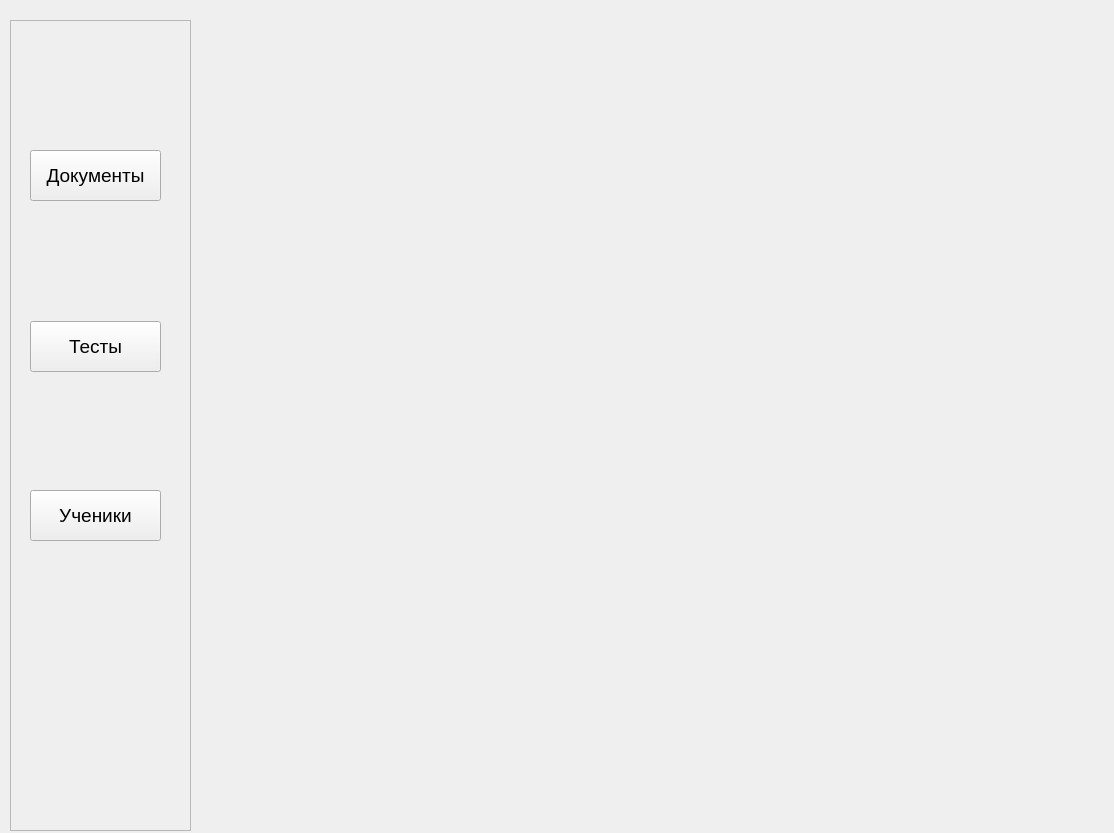
Before: the Qt Designer form instructor.ui in serluk/GUI_python, drawn with Qt 5.
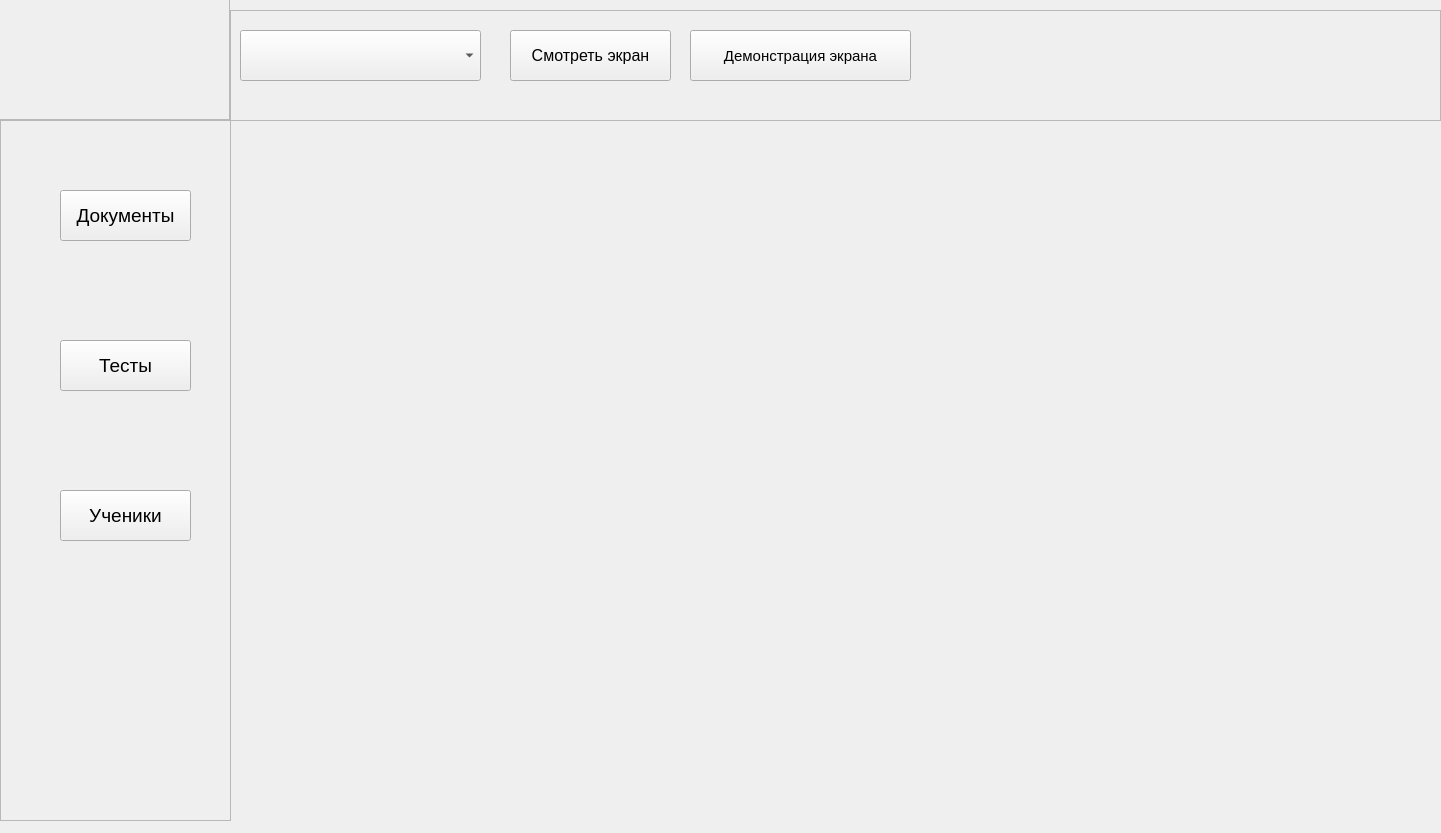
After: the same form once the commit is applied.

What changed in the file:
```diff
--- a/instructor.ui
+++ b/instructor.ui
@@ -6,7 +6,7 @@
    <rect>
     <x>0</x>
     <y>0</y>
-    <width>1114</width>
+    <width>1441</width>
     <height>833</height>
    </rect>
   </property>
@@ -22,10 +22,10 @@
   <widget class="QFrame" name="frame">
    <property name="geometry">
     <rect>
-     <x>10</x>
-     <y>20</y>
-     <width>181</width>
-     <height>811</height>
+     <x>0</x>
+     <y>120</y>
+     <width>231</width>
+     <height>701</height>
     </rect>
    </property>
    <property name="frameShape">
@@ -34,11 +34,14 @@
    <property name="frameShadow">
     <enum>QFrame::Raised</enum>
    </property>
+   <property name="lineWidth">
+    <number>2</number>
+   </property>
    <widget class="QPushButton" name="doc_button">
     <property name="geometry">
      <rect>
-      <x>20</x>
-      <y>130</y>
+      <x>60</x>
+      <y>70</y>
       <width>131</width>
       <height>51</height>
      </rect>
@@ -55,8 +58,8 @@
    <widget class="QPushButton" name="test_button">
     <property name="geometry">
      <rect>
-      <x>20</x>
-      <y>301</y>
+      <x>60</x>
+      <y>220</y>
       <width>131</width>
       <height>51</height>
      </rect>
@@ -73,8 +76,8 @@
    <widget class="QPushButton" name="student_button">
     <property name="geometry">
      <rect>
-      <x>20</x>
-      <y>470</y>
+      <x>60</x>
+      <y>370</y>
       <width>131</width>
       <height>51</height>
      </rect>
@@ -89,6 +92,84 @@
     </property>
    </widget>
   </widget>
+  <widget class="QFrame" name="frame_2">
+   <property name="geometry">
+    <rect>
+     <x>-1</x>
+     <y>-1</y>
+     <width>231</width>
+     <height>121</height>
+    </rect>
+   </property>
+   <property name="frameShape">
+    <enum>QFrame::StyledPanel</enum>
+   </property>
+   <property name="frameShadow">
+    <enum>QFrame::Raised</enum>
+   </property>
+  </widget>
+  <widget class="QFrame" name="frame_3">
+   <property name="geometry">
+    <rect>
+     <x>230</x>
+     <y>10</y>
+     <width>1211</width>
+     <height>111</height>
+    </rect>
+   </property>
+   <property name="frameShape">
+    <enum>QFrame::StyledPanel</enum>
+   </property>
+   <property name="frameShadow">
+    <enum>QFrame::Raised</enum>
+   </property>
+   <widget class="QComboBox" name="comboBox">
+    <property name="geometry">
+     <rect>
+      <x>10</x>
+      <y>20</y>
+      <width>241</width>
+      <height>51</height>
+     </rect>
+    </property>
+   </widget>
+   <widget class="QPushButton" name="pushButton">
+    <property name="geometry">
+     <rect>
+      <x>280</x>
+      <y>20</y>
+      <width>161</width>
+      <height>51</height>
+     </rect>
+    </property>
+    <property name="font">
+     <font>
+      <pointsize>12</pointsize>
+     </font>
+    </property>
+    <property name="text">
+     <string>Смотреть экран</string>
+    </property>
+   </widget>
+   <widget class="QPushButton" name="pushButton_2">
+    <property name="geometry">
+     <rect>
+      <x>460</x>
+      <y>20</y>
+      <width>221</width>
+      <height>51</height>
+     </rect>
+    </property>
+    <property name="font">
+     <font>
+      <pointsize>11</pointsize>
+     </font>
+    </property>
+    <property name="text">
+     <string>Демонстрация экрана</string>
+    </property>
+   </widget>
+  </widget>
  </widget>
  <resources/>
  <connections/>
```
